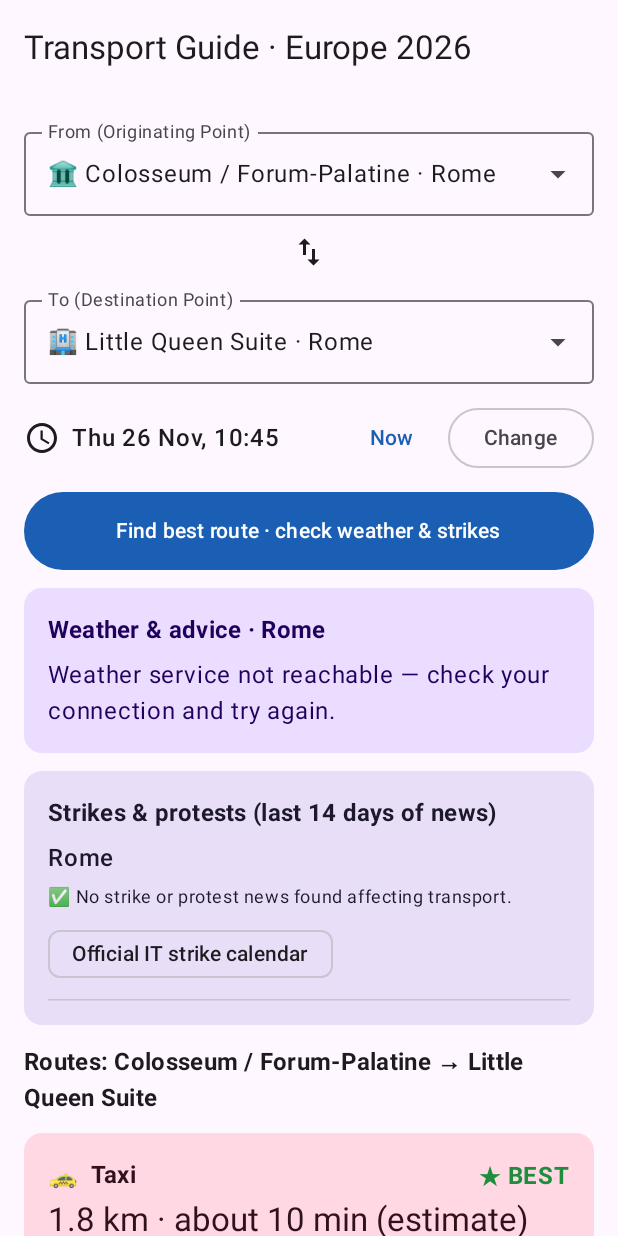
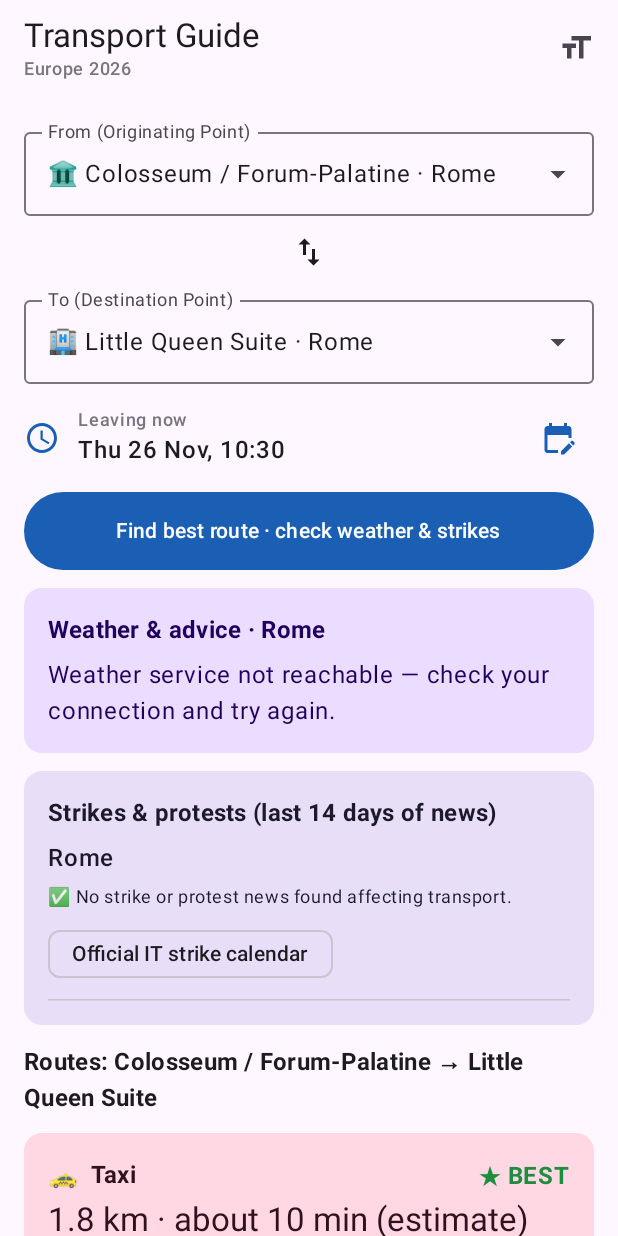
Before and after one commit to victorsim1628/TransportGuide, an Android app built with Jetpack Compose: the screen it shows after launch (MainActivity), after a tap on "Find best route · check weather & strike", on a phone screen of 412 x 824 dp. Run offline under Robolectric (Android 15) with nearby library versions, the phone set to English and light mode, and no system bars; pictures from the network do not load; 3 other taps on this screen came first.

Commit message:
Text size setting, live system clock, compact date icon
- Text size menu (Small/Normal/Large/Extra large) in the top bar, saved,
  applied on top of the phone's own font size
- Departure follows the system clock, refreshed each minute and re-read when
  planning; the Now button is gone (Leave now is in the date picker)
- Change button replaced by a calendar icon; Find button text can wrap
- Weather hour matched in the place's time zone, not the phone's
- Fixed debug signing key so new versions install over old ones

Co-Authored-By: Claude Opus 5.5 <noreply@anthropic.com>
Claude-Session: https://claude.ai/code/session_01AXNbdRhZisLD6nFoYy8Sbv

```diff
--- a/app/src/main/java/com/transportguide/app/ui/TripScreen.kt
+++ b/app/src/main/java/com/transportguide/app/ui/TripScreen.kt
@@ -14,6 +14,7 @@ import androidx.compose.foundation.layout.Spacer
 import androidx.compose.foundation.layout.fillMaxSize
 import androidx.compose.foundation.layout.fillMaxWidth
 import androidx.compose.foundation.layout.height
+import androidx.compose.foundation.layout.heightIn
 import androidx.compose.foundation.layout.padding
 import androidx.compose.foundation.layout.size
 import androidx.compose.foundation.layout.width
@@ -22,6 +23,9 @@ import androidx.compose.foundation.text.KeyboardActions
 import androidx.compose.foundation.text.KeyboardOptions
 import androidx.compose.material.icons.Icons
 import androidx.compose.material.icons.filled.AddLocationAlt
+import androidx.compose.material.icons.filled.Check
+import androidx.compose.material.icons.filled.EditCalendar
+import androidx.compose.material.icons.filled.FormatSize
 import androidx.compose.material.icons.filled.Delete
 import androidx.compose.material.icons.filled.Schedule
 import androidx.compose.material.icons.filled.Search
@@ -31,6 +35,7 @@ import androidx.compose.material3.Button
 import androidx.compose.material3.Card
 import androidx.compose.material3.CardDefaults
 import androidx.compose.material3.CircularProgressIndicator
+import androidx.compose.material3.DropdownMenu
 import androidx.compose.material3.DropdownMenuItem
 import androidx.compose.material3.ExperimentalMaterial3Api
 import androidx.compose.material3.ExposedDropdownMenuBox
@@ -46,6 +51,7 @@ import androidx.compose.material3.Text
 import androidx.compose.material3.TextButton
 import androidx.compose.material3.TopAppBar
 import androidx.compose.runtime.Composable
+import androidx.compose.runtime.CompositionLocalProvider
 import androidx.compose.runtime.getValue
 import androidx.compose.runtime.mutableStateOf
 import androidx.compose.runtime.remember
@@ -54,6 +60,8 @@ import androidx.compose.ui.Alignment
 import androidx.compose.ui.Modifier
 import androidx.compose.ui.graphics.Color
 import androidx.compose.ui.platform.LocalContext
+import androidx.compose.ui.platform.LocalDensity
+import androidx.compose.ui.unit.Density
 import androidx.compose.ui.text.font.FontWeight
 import androidx.compose.ui.text.input.ImeAction
 import androidx.compose.ui.text.style.TextOverflow
@@ -76,8 +84,49 @@ import java.util.Locale
 @OptIn(ExperimentalMaterial3Api::class)
 @Composable
 fun TripScreen(vm: TripViewModel = viewModel()) {
+    val base = LocalDensity.current
+    // The chosen text size multiplies the phone's own font-size setting.
+    CompositionLocalProvider(LocalDensity provides Density(base.density, base.fontScale * vm.textScale)) {
+        TripContent(vm)
+    }
+}
+
+private val TEXT_SIZES = listOf("Small" to 0.85f, "Normal" to 1.0f, "Large" to 1.15f, "Extra large" to 1.3f)
+
+@OptIn(ExperimentalMaterial3Api::class)
+@Composable
+private fun TripContent(vm: TripViewModel) {
     val ctx = LocalContext.current
-    Scaffold(topBar = { TopAppBar(title = { Text("Transport Guide · Europe 2026") }) }) { pad ->
+    var sizeMenu by remember { mutableStateOf(false) }
+    Scaffold(topBar = {
+        TopAppBar(
+            title = {
+                Column {
+                    Text("Transport Guide", maxLines = 1, overflow = TextOverflow.Ellipsis)
+                    Text("Europe 2026", style = MaterialTheme.typography.labelMedium, color = MaterialTheme.colorScheme.outline)
+                }
+            },
+            actions = {
+                Box {
+                    IconButton(onClick = { sizeMenu = true }) { Icon(Icons.Filled.FormatSize, "Text size") }
+                    DropdownMenu(expanded = sizeMenu, onDismissRequest = { sizeMenu = false }) {
+                        Text("Text size", style = MaterialTheme.typography.labelMedium,
+                            modifier = Modifier.padding(horizontal = 16.dp, vertical = 8.dp))
+                        TEXT_SIZES.forEach { (label, scale) ->
+                            DropdownMenuItem(
+                                text = { Text(label, fontSize = MaterialTheme.typography.bodyLarge.fontSize * scale) },
+                                leadingIcon = {
+                                    if (vm.textScale == scale) Icon(Icons.Filled.Check, null)
+                                    else Spacer(Modifier.size(24.dp))
+                                },
+                                onClick = { vm.chooseTextScale(scale); sizeMenu = false },
+                            )
+                        }
+                    }
+                }
+            },
+        )
+    }) { pad ->
         LazyColumn(
             modifier = Modifier.fillMaxSize().padding(pad),
             contentPadding = PaddingValues(16.dp),
@@ -94,7 +143,7 @@ fun TripScreen(vm: TripViewModel = viewModel()) {
             item {
                 Button(
                     onClick = vm::plan, enabled = vm.from != null && vm.to != null && !vm.loading,
-                    modifier = Modifier.fillMaxWidth().height(52.dp),
+                    modifier = Modifier.fillMaxWidth().heightIn(min = 52.dp),
                 ) {
                     if (vm.loading) CircularProgressIndicator(Modifier.size(22.dp), strokeWidth = 2.dp)
                     else Text("Find best route · check weather & strikes")
@@ -178,18 +227,26 @@ private fun icon(c: Category) = when (c) {
 private fun DepartureRow(vm: TripViewModel) {
     val ctx = LocalContext.current
     val t = vm.departure
-    Row(verticalAlignment = Alignment.CenterVertically, horizontalArrangement = Arrangement.spacedBy(8.dp)) {
-        Icon(Icons.Filled.Schedule, null)
-        Text(t.format(DateTimeFormatter.ofPattern("EEE d MMM, HH:mm", Locale.UK)), fontWeight = FontWeight.SemiBold)
-        Spacer(Modifier.weight(1f))
-        TextButton(onClick = { vm.chooseDeparture(java.time.LocalDateTime.now().plusMinutes(15)) }) { Text("Now") }
-        OutlinedButton(onClick = {
+    val live = vm.customDeparture == null
+    Row(verticalAlignment = Alignment.CenterVertically, horizontalArrangement = Arrangement.spacedBy(12.dp)) {
+        Icon(Icons.Filled.Schedule, null, tint = MaterialTheme.colorScheme.primary)
+        Column(Modifier.weight(1f)) {
+            Text(
+                if (live) "Leaving now" else "Planned departure",
+                style = MaterialTheme.typography.labelMedium, color = MaterialTheme.colorScheme.outline,
+            )
+            Text(t.format(DateTimeFormatter.ofPattern("EEE d MMM, HH:mm", Locale.UK)), fontWeight = FontWeight.SemiBold)
+        }
+        IconButton(onClick = {
             DatePickerDialog(ctx, { _, y, m, d ->
                 TimePickerDialog(ctx, { _, h, min ->
                     vm.chooseDeparture(java.time.LocalDateTime.of(y, m + 1, d, h, min))
                 }, t.hour, t.minute, true).show()
-            }, t.year, t.monthValue - 1, t.dayOfMonth).show()
-        }) { Text("Change") }
+            }, t.year, t.monthValue - 1, t.dayOfMonth).apply {
+                // Way back to the live system clock (replaces the old "Now" button).
+                setButton(android.content.DialogInterface.BUTTON_NEUTRAL, "Leave now") { _, _ -> vm.useCurrentTime() }
+            }.show()
+        }) { Icon(Icons.Filled.EditCalendar, "Change departure time", tint = MaterialTheme.colorScheme.primary) }
     }
 }
 
--- a/app/src/main/java/com/transportguide/app/ui/TripViewModel.kt
+++ b/app/src/main/java/com/transportguide/app/ui/TripViewModel.kt
@@ -19,8 +19,10 @@ import com.transportguide.app.logic.WeatherAdvice
 import com.transportguide.app.logic.WeatherAtTrip
 import com.transportguide.app.net.Api
 import kotlinx.coroutines.async
+import kotlinx.coroutines.delay
 import kotlinx.coroutines.launch
 import java.time.LocalDateTime
+import java.time.ZoneId
 
 data class TripResult(
     val from: Place,
@@ -42,7 +44,24 @@ class TripViewModel(app: Application) : AndroidViewModel(app) {
 
     var from by mutableStateOf<Place?>(TripData.byId("h_rome")); private set
     var to by mutableStateOf<Place?>(TripData.byId("x_colosseum")); private set
-    var departure by mutableStateOf(LocalDateTime.now().plusMinutes(15)); private set
+    /** The system clock, refreshed at the start of every minute. */
+    var now by mutableStateOf(LocalDateTime.now()); private set
+    /** Set only when the user picks another date/time; null means "leave now". */
+    var customDeparture by mutableStateOf<LocalDateTime?>(null); private set
+    val departure: LocalDateTime get() = customDeparture ?: now
+
+    private val uiPrefs = app.getSharedPreferences("ui", android.content.Context.MODE_PRIVATE)
+    /** Text size multiplier on top of the phone's own font size setting. */
+    var textScale by mutableStateOf(uiPrefs.getFloat("text_scale", 1.0f)); private set
+
+    init {
+        viewModelScope.launch {
+            while (true) {
+                now = LocalDateTime.now()
+                delay(60_000L - (System.currentTimeMillis() % 60_000L))
+            }
+        }
+    }
 
     var loading by mutableStateOf(false); private set
     var result by mutableStateOf<TripResult?>(null); private set
@@ -54,16 +73,24 @@ class TripViewModel(app: Application) : AndroidViewModel(app) {
     fun chooseFrom(p: Place) { from = p; result = null }
     fun chooseTo(p: Place) { to = p; result = null }
     fun swap() { val f = from; from = to; to = f; result = null }
-    fun chooseDeparture(t: LocalDateTime) { departure = t; result = null }
+    fun chooseDeparture(t: LocalDateTime) { customDeparture = t; result = null }
+    fun useCurrentTime() { customDeparture = null; now = LocalDateTime.now(); result = null }
+
+    fun chooseTextScale(scale: Float) {
+        textScale = scale
+        uiPrefs.edit().putFloat("text_scale", scale).apply()
+    }
 
     fun plan() {
         val f = from ?: return
         val t = to ?: return
         loading = true
+        now = LocalDateTime.now()
+        val leaving = departure.atZone(ZoneId.systemDefault())
         viewModelScope.launch {
             val walk = async { Api.route("foot", f.lat, f.lon, t.lat, t.lon) }
             val car = async { Api.route("car", f.lat, f.lon, t.lat, t.lon) }
-            val weather = async { Api.weather(f.lat, f.lon, departure) }
+            val weather = async { Api.weather(f.lat, f.lon, leaving) }
             val cities = listOf(f.city, t.city).filter { it != City.OTHER }.distinct()
             val news = cities.associateWith { c -> async { Api.disruptions(c) } }
             val curated = TripData.curated[t.city].orEmpty()
@@ -83,7 +110,7 @@ class TripViewModel(app: Application) : AndroidViewModel(app) {
                 weather = w,
                 weatherAdvice = w?.let { WeatherAdvice.advise(it, walkKm) }.orEmpty(),
                 weatherMissingReason = if (w == null) {
-                    if (departure.isAfter(LocalDateTime.now().plusDays(15)))
+                    if (leaving.toLocalDateTime().isAfter(LocalDateTime.now().plusDays(15)))
                         "Forecast is available up to 16 days ahead — check again closer to the date."
                     else "Weather service not reachable — check your connection and try again."
                 } else null,
```
Also changed, not shown: app/build.gradle.kts (+13 -2 lines), app/src/main/java/com/transportguide/app/net/Api.kt (+15 -6 lines), 2 other files.
